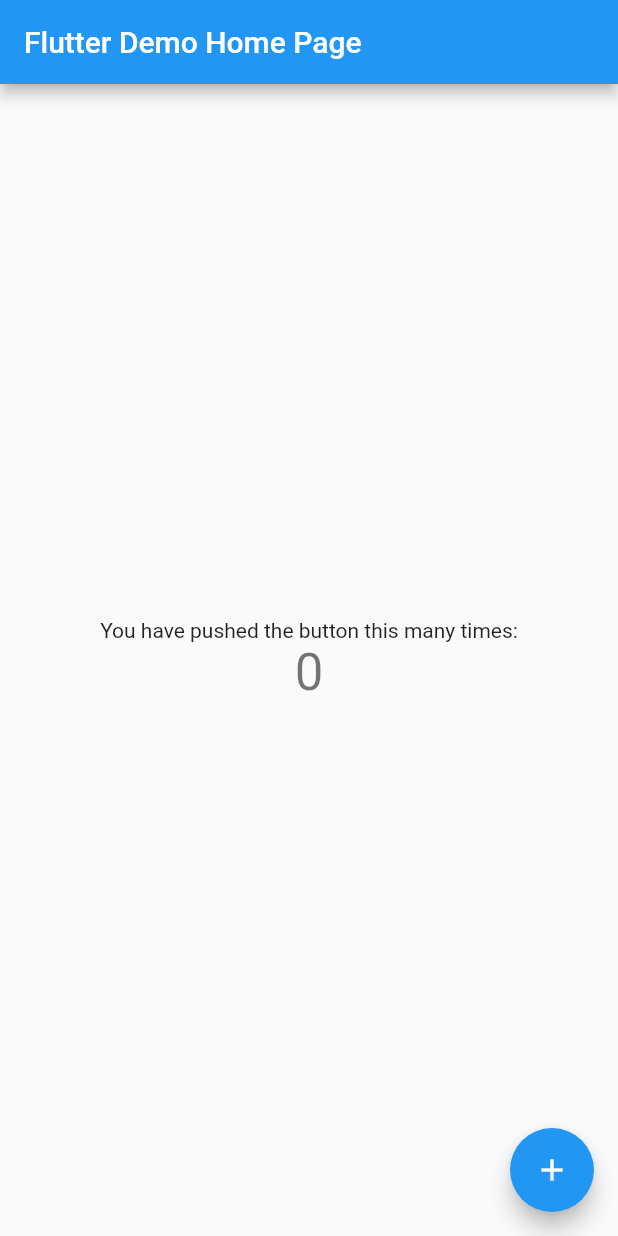
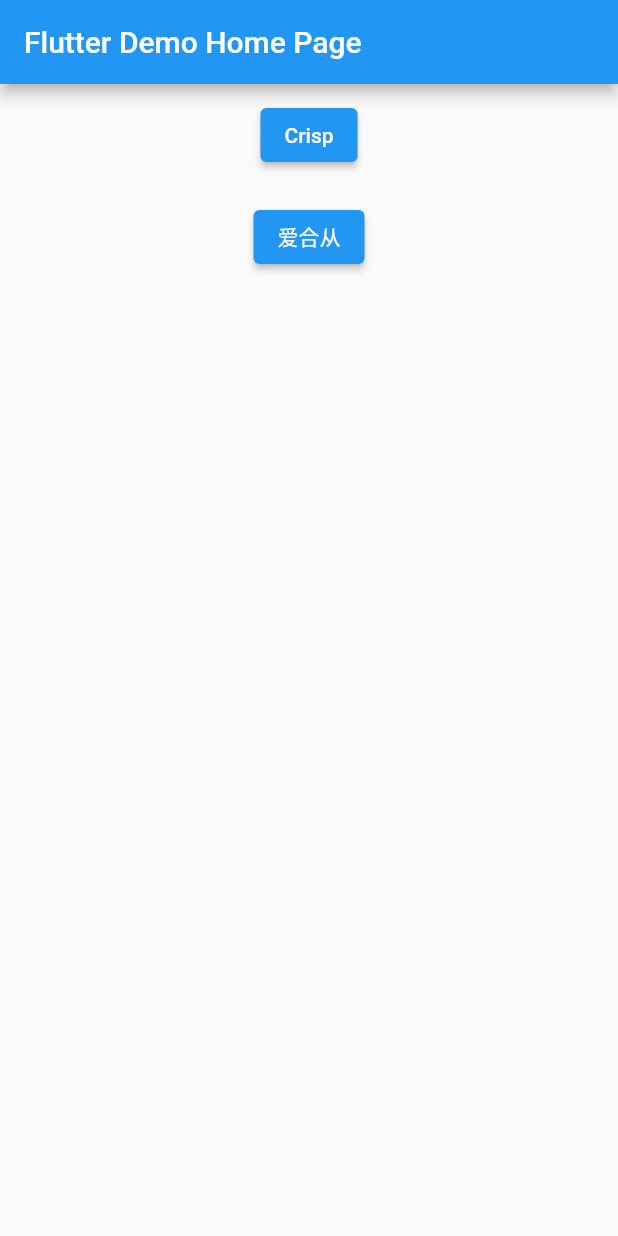
Before and after one commit to jiusanzhou/flutter_customer_chat, a Flutter app: the screen it shows after launch, on a phone screen of 412 x 824 dp. Run offline on Flutter 3.47's test engine with Material 2 defaults, Android fonts, the phone set to English and light mode, and no system bars; our stand-ins replace webview_flutter; missing offline and left inert: flutter_inappwebview, flutter_webview_plugin.

Commit message:
:fire: add example

```diff
--- a/example/lib/main.dart
+++ b/example/lib/main.dart
@@ -1,6 +1,18 @@
+import 'dart:io';
+
+import 'package:example/page.dart';
 import 'package:flutter/material.dart';
+import 'package:flutter/services.dart';
+import 'package:flutter_customer_chat/provider/aihecong.dart';
+import 'package:flutter_customer_chat/provider/crisp.dart';
 
 void main() {
+  // 设置Android透明状态栏
+  if (Platform.isAndroid) {
+    SystemUiOverlayStyle systemUiOverlayStyle =
+        SystemUiOverlayStyle(statusBarColor: Colors.transparent);
+    SystemChrome.setSystemUIOverlayStyle(systemUiOverlayStyle);
+  }
   runApp(MyApp());
 }
 
@@ -50,18 +62,11 @@ class MyHomePage extends StatefulWidget {
 }
 
 class _MyHomePageState extends State<MyHomePage> {
-  int _counter = 0;
 
-  void _incrementCounter() {
-    setState(() {
-      // This call to setState tells the Flutter framework that something has
-      // changed in this State, which causes it to rerun the build method below
-      // so that the display can reflect the updated values. If we changed
-      // _counter without calling setState(), then the build method would not be
-      // called again, and so nothing would appear to happen.
-      _counter++;
-    });
-  }
+  var providers = [
+    ["Crisp", CrispProvider("c5e819a3-d4d3-4cfe-a73a-48e0424e3dd2")],
+    ["爱合从", AiHeCongProvider("29284")],
+  ];
 
   @override
   Widget build(BuildContext context) {
@@ -77,41 +82,29 @@ class _MyHomePageState extends State<MyHomePage> {
         // the App.build method, and use it to set our appbar title.
         title: Text(widget.title),
       ),
-      body: Center(
-        // Center is a layout widget. It takes a single child and positions it
-        // in the middle of the parent.
-        child: Column(
-          // Column is also a layout widget. It takes a list of children and
-          // arranges them vertically. By default, it sizes itself to fit its
-          // children horizontally, and tries to be as tall as its parent.
-          //
-          // Invoke "debug painting" (press "p" in the console, choose the
-          // "Toggle Debug Paint" action from the Flutter Inspector in Android
-          // Studio, or the "Toggle Debug Paint" command in Visual Studio Code)
-          // to see the wireframe for each widget.
-          //
-          // Column has various properties to control how it sizes itself and
-          // how it positions its children. Here we use mainAxisAlignment to
-          // center the children vertically; the main axis here is the vertical
-          // axis because Columns are vertical (the cross axis would be
-          // horizontal).
-          mainAxisAlignment: MainAxisAlignment.center,
-          children: <Widget>[
-            Text(
-              'You have pushed the button this many times:',
+      body: SingleChildScrollView(
+        child: Center(
+          child: Column(
+            children: List.generate(
+              providers.length,
+              (index) => Container(
+                padding: EdgeInsets.all(10),
+                child: ElevatedButton(
+                  child: Text(providers[index][0]),
+                  onPressed: () => Navigator.push(
+                    context,
+                    MaterialPageRoute(builder: (_) => ChatPage(
+                      providers[index][0],
+                      providers[index][1],
+                    )),
+                  ),
+                )
+              ),
             ),
-            Text(
-              '$_counter',
-              style: Theme.of(context).textTheme.headline4,
-            ),
-          ],
+          )
+
         ),
-      ),
-      floatingActionButton: FloatingActionButton(
-        onPressed: _incrementCounter,
-        tooltip: 'Increment',
-        child: Icon(Icons.add),
-      ), // This trailing comma makes auto-formatting nicer for build methods.
+      )
     );
   }
 }
--- a/lib/provider.dart
+++ b/lib/provider.dart
@@ -10,7 +10,24 @@ abstract class ChatProvider {
 
   String isInited; // code to check
 
+  String copyrightSelector; // copyright element selector
+
   ChatProvider();
+
+  String get codeHiddenCopyright  => copyrightSelector != null ? """
+    var _sb = setInterval(function(){
+      var b = document.querySelector("$copyrightSelector");
+      if (b) {
+        b.style = "display: none!important";
+        clearInterval(_sb);
+      }
+    }, 500);
+    """ : "";
+
+  String get codeShowCopyright => copyrightSelector != null ? """
+    var b = document.querySelector("$copyrightSelector");
+    if (b) b.style = "display: block!important";
+    """ : "";
 
   /// initialize a provider
   Future<String> initialize({Map<String, dynamic> config: const {}}) {
--- a/lib/provider/aihecong.dart
+++ b/lib/provider/aihecong.dart
@@ -18,6 +18,9 @@ class AiHeCongProvider extends ChatProvider {
 
   User user;
   Map<String, dynamic> _data;
+
+  @override
+  String get copyrightSelector => "#aihecong > div > div.chat-message-body div.copyright";
 
   final String codeMvCloseBtn = """var _sb=setInterval(function(){var btn=document.querySelector('.chat-iframe-close');if (btn) {btn.remove();clearInterval(_sb)}},200);""";
 
--- a/lib/provider/crisp.dart
+++ b/lib/provider/crisp.dart
@@ -14,23 +14,11 @@ class CrispProvider extends ChatProvider {
   ///
   final String basicUrl;
   final String websiteID;
-  final bool hiddenBrand;
-
-  final String codeHiddenBrand = """
-    var _sb = setInterval(function(){
-      var b = document.querySelector("#crisp-chatbox > div > div > div\:nth-child(2) > div > div\:nth-child(7)");
-      if (b) {
-        b.style = "display: none!important";
-        clearInterval(_sb);
-      }
-    },500);
-    """;
 
   CrispProvider(
     this.websiteID,
     {
       this.basicUrl: 'https://go.crisp.chat',
-      this.hiddenBrand: true,
     }
   ) : super();
 
@@ -40,10 +28,13 @@ class CrispProvider extends ChatProvider {
   @override
   String get isInited => "typeof \$crisp !== 'undefined'";
 
+  @override
+  String get copyrightSelector => "#crisp-chatbox > div > div > div\:nth-child(2) > div > div\:nth-child(7)";
+
   /// initialize a provider
   @override
   Future<String> initialize({Map<String, dynamic> config: const {}}) {
-    return Future.value(codeHiddenBrand);
+    return Future.value("");
   }
 
   /// set a special user for current instance
--- a/pubspec.yaml
+++ b/pubspec.yaml
@@ -15,7 +15,8 @@ dependencies:
   webview_flutter: ^2.0.10
   # flutter_inappwebview: ^4.0.0+4
   flutter_inappwebview: ^5.3.2
-  flutter_webview_plugin: ^0.3.11
+  # flutter_webview_plugin: ^0.3.11
+  flutter_webview_plugin: ^0.4.0
 
 dev_dependencies:
   flutter_test:
```
Also changed, not shown: example/lib/page.dart (added, +35 -0 lines), lib/chatview.dart (+18 -1 lines), lib/flutter_customer_chat.dart (+4 -3 lines), example/pubspec.lock, pubspec.lock, 3 other files.
